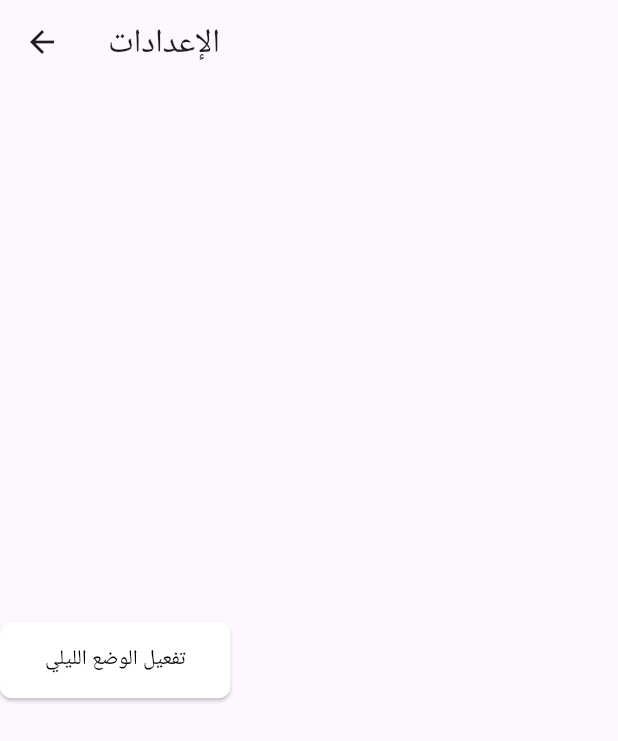
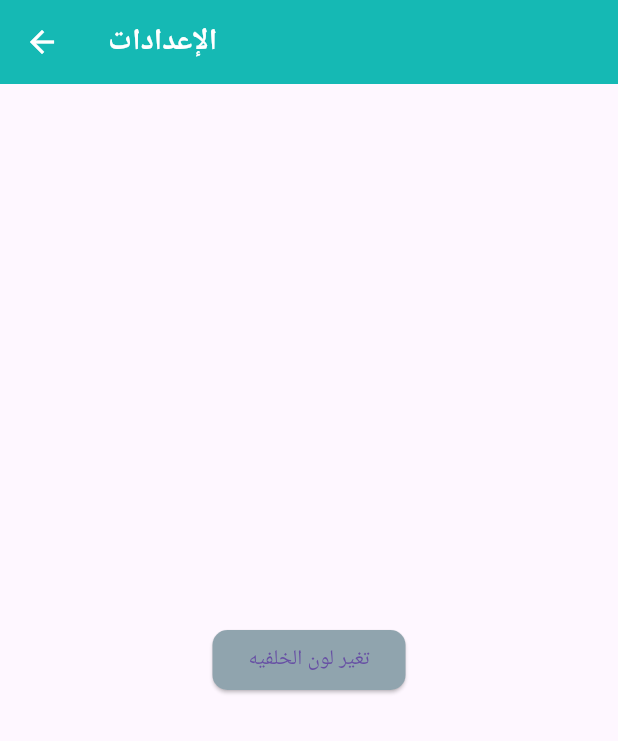
Before and after one commit to kamelbataineh/med_project_flutter2, a Flutter app: the screen it shows after launch, after a tap on the "menu" icon, after a tap on "الإعدادات", on a phone screen of 412 x 824 dp. Shown: the top 741 px of the screen. Run offline on Flutter 3.47's test engine with Material 3 defaults, Android fonts, the light colour scheme and no system bars; our stand-ins replace curved_navigation_bar, get, get_storage, introduction_screen, lottie; missing offline and left inert: curved_bottom_navigation_bar; network calls fail.

Commit message:
1/1/2025

```diff
--- a/lib/Class_Favorites.dart
+++ b/lib/Class_Favorites.dart
@@ -1,4 +1,8 @@
 import 'package:flutter/material.dart';
+import 'package:get/get.dart';
+import 'package:get/get_common/get_reset.dart';
+import 'package:get/get_core/src/get_main.dart';
+import 'package:get_storage/get_storage.dart';
 import 'Class_Favorites.dart';
 import 'Class_Favorites.dart';
 import 'user/Screen_cities_user.dart';
@@ -20,6 +24,7 @@ class FavoritClass {
 }
 
 FavoritClass itemfavorit = FavoritClass([]);
+
 ///////////////////////////
 ///////////////////////////
 ///////////////////////////
@@ -31,14 +36,16 @@ class AddHous {
   String name;
   String typename;
   String cityname;
-  String images ;
+  String images;
+
   String phone;
   String map;
   double price;
 
-  AddHous(this.price,this.name, this.images, this.phone, this.cityname, this.map,
-      this.typename);
+  AddHous(this.price, this.name, this.images, this.phone, this.cityname,
+      this.map, this.typename);
 }
+
 ///////////////////////////
 ///////////////////////////
 ///////////////////////////
@@ -51,14 +58,41 @@ class irbidClass {
 }
 
 irbidClass itemhous = irbidClass([
+  AddHous(
+      140,
+      "Home1",
+      'https://i.pinimg.com/236x/e2/03/b4/e203b442e640f751c9cdd744261b786d.jpg',
+      "077777777",
+      "Husing",
+      "amman",
+      "Students"),
+  AddHous(120, "Home2", '', "077777777", "Husing", "amman", "Students"),
+  AddHous(
+      200,
+      "Home3",
+      'https://i.pinimg.com/236x/e2/03/b4/e203b442e640f751c9cdd744261b786d.jpg',
+      "077777777",
+      "Husing",
+      "amman",
+      "Students"),
+  AddHous(
+      300,
+      "Home4",
+      'https://i.pinimg.com/236x/e2/03/b4/e203b442e640f751c9cdd744261b786d.jpg',
+      "077777777",
+      "Husing",
+      "amman",
+      "Students"),
+  AddHous(
+      150,
+      "Home5",
+      'https://i.pinimg.com/236x/e2/03/b4/e203b442e640f751c9cdd744261b786d.jpg',
+      "077777777",
+      "Husing",
+      "amman",
+      "Students"),
+]);
 
-  AddHous(140,"Home1",'https://i.pinimg.com/236x/e2/03/b4/e203b442e640f751c9cdd744261b786d.jpg', "077777777", "Husing", "amman", "Students"),
-  AddHous(120,"Home2",'', "077777777", "Husing", "amman", "Students"),
-  AddHous(200,"Home3",'https://i.pinimg.com/236x/e2/03/b4/e203b442e640f751c9cdd744261b786d.jpg', "077777777", "Husing", "amman", "Students"),
-  AddHous(300,"Home4",'https://i.pinimg.com/236x/e2/03/b4/e203b442e640f751c9cdd744261b786d.jpg', "077777777", "Husing", "amman", "Students"),
-  AddHous(150,"Home5",'https://i.pinimg.com/236x/e2/03/b4/e203b442e640f751c9cdd744261b786d.jpg', "077777777", "Husing", "amman", "Students"),
-
-]);
 ////////////////////////////////
 ////////////////////////////////
 ////////////////////////////////
@@ -73,3 +107,124 @@ class HousingClass {
     required this.availabilityDate,
   });
 }
+
+//////////////////////
+//////////////////////
+//////////////////////
+//////////////////////
+
+
+
+
+
+
+class ThemeService {
+  final lightTheme = ThemeData.light().copyWith(
+    primaryColor: Colors.blueGrey.shade300,
+    appBarTheme: const AppBarTheme(
+      backgroundColor: Colors.blueGrey,
+      iconTheme: IconThemeData(color: Colors.white),
+      titleTextStyle: TextStyle(
+        color: Colors.white,
+        fontSize: 20,
+        fontWeight: FontWeight.bold,
+      ),
+    ),
+    dividerColor: Colors.black12,
+    elevatedButtonTheme: ElevatedButtonThemeData(
+      style: ElevatedButton.styleFrom(
+        backgroundColor: Colors.blueGrey.shade300,
+        shape: RoundedRectangleBorder(
+          borderRadius: BorderRadius.circular(10),
+        ),
+      ),
+    ),
+  );
+
+  final darkTheme = ThemeData.dark().copyWith(
+    primaryColor: Colors.blue,
+    appBarTheme: const AppBarTheme(
+      backgroundColor: Colors.black,
+      iconTheme: IconThemeData(color: Colors.white),
+      titleTextStyle: TextStyle(
+        color: Colors.white,
+        fontSize: 20,
+        fontWeight: FontWeight.bold,
+      ),
+    ),
+    dividerColor: Colors.white54,
+    elevatedButtonTheme: ElevatedButtonThemeData(
+      style: ElevatedButton.styleFrom(
+        backgroundColor: Colors.blue.shade800,
+        shape: RoundedRectangleBorder(
+          borderRadius: BorderRadius.circular(10),
+        ),
+      ),
+    ),
+  );
+
+  final _getStorage = GetStorage();
+  final _darkThemeKey = 'isDarkTheme';
+
+  void saveThemeData(bool isDarkTheme) {
+    _getStorage.write(_darkThemeKey, isDarkTheme);
+  }
+
+  bool isSavedDarkMode() {
+    return _getStorage.read(_darkThemeKey) ?? false;
+  }
+
+  ThemeMode getThemeMode() {
+    return isSavedDarkMode() ? ThemeMode.dark : ThemeMode.light;
+  }
+
+  void changeTheme() {
+    bool isDark = isSavedDarkMode();
+    Get.changeThemeMode(isDark ? ThemeMode.light : ThemeMode.dark);
+    saveThemeData(!isDark);
+  }
+}
+//
+// class ThemeSerrvice{
+//   final lightTeme= ThemeData.light().copyWith(
+//     primaryColor: Colors.blueGrey.shade300,
+//     appBarTheme: const AppBarTheme(),
+//     dividerColor: Colors.black12,
+//   );
+//
+//   final darkTeme= ThemeData.dark().copyWith(
+//     primaryColor: Colors.blue,
+//     appBarTheme: const AppBarTheme(),
+//     dividerColor: Colors.white54,
+//   );
+// final _getStorage=GetStorage();
+// final _darkThemeKey='isDarkTheme';
+//
+// void saveThemeData(bool isDarkTheme)
+// {
+//  _getStorage.write(_darkThemeKey,isDarkTheme);
+// }
+//
+//
+// bool isSaveDartMode()
+//   {
+//   return _getStorage.read(_darkThemeKey) ?? false;
+//   }
+//
+//   ThemeMode getThemeMode()
+//   {
+//   return isSaveDartMode() ? ThemeMode.light:ThemeMode.dark;
+//   }
+//
+//
+//   void changeTheme(){
+//   Get.changeThemeMode(isSaveDartMode()?ThemeMode.light:ThemeMode.dark);
+//   saveThemeData(!isSaveDartMode());
+//   }
+// }
+///////////////////////
+///////////////////////
+///////////////////////
+///////////////////////
+///////////////////////
+///////////////////////
--- a/lib/Screen_setting.dart
+++ b/lib/Screen_setting.dart
@@ -1,36 +1,26 @@
 import 'package:flutter/material.dart';
+import 'package:med_project_flutter2/Class_Favorites.dart';
 
 class ScreenSetting extends StatelessWidget {
-  final Function(bool) onThemeChanged;
-  const ScreenSetting({super.key, required this.onThemeChanged});
-
   @override
   Widget build(BuildContext context) {
-    bool isDarkMode = Theme.of(context).brightness == Brightness.dark;
-
     return Scaffold(
       appBar: AppBar(
+        backgroundColor: Color(0xFF15b9b4),
         title: Text('الإعدادات'),
       ),
-      body: Column(
+      body: Center(
+        child: Column(
           mainAxisAlignment: MainAxisAlignment.center,
           children: [
             ElevatedButton(
               onPressed: () {
-              onThemeChanged(!isDarkMode);  // Toggle the theme
+          ThemeService().changeTheme();
               },
-            style: ElevatedButton.styleFrom(
-              backgroundColor: isDarkMode ? Colors.black : Colors.white,
-              padding: EdgeInsets.symmetric(vertical: 15, horizontal: 30),
-            ),
-            child: Text(
-              isDarkMode ? 'تفعيل الوضع النهاري' : 'تفعيل الوضع الليلي',
-              style: TextStyle(
-                color: isDarkMode ? Colors.white : Colors.black,
-              ),
-            ),
+              child: Text("تغير لون الخلفيه"),
             ),
           ],
+        ),
       ),
     );
   }
--- a/lib/main.dart
+++ b/lib/main.dart
@@ -1,5 +1,7 @@
 import 'package:flutter/material.dart';
+import 'package:get/get_navigation/src/root/get_material_app.dart';
 import 'package:med_project_flutter2/City_Housing.dart';
+import 'package:med_project_flutter2/Class_Favorites.dart';
 import 'package:med_project_flutter2/user/Screen_cities_user.dart';
 import 'package:med_project_flutter2/rented/Screen_login_rented.dart';
 import 'package:med_project_flutter2/city/U.irbed.dart';
@@ -19,7 +21,7 @@ class MyApp extends StatelessWidget {
 
   @override
   Widget build(BuildContext context) {
-    return MaterialApp(
+    return GetMaterialApp(
       debugShowCheckedModeBanner: false,
       initialRoute: route_ScreenCitiesRented,
       onGenerateRoute: RouteClass.generator,
@@ -31,55 +33,71 @@ class MyApp extends StatelessWidget {
       //////////////////////////////////
       //////////////////////////////////
       //////////////////////////////////
-darkTheme:ThemeData.light(),
-      theme: ThemeData(
-        textTheme: TextTheme(
-          bodySmall: TextStyle(
-              fontSize: 13, color: Colors.black, fontWeight: FontWeight.bold),
-          bodyMedium: TextStyle(fontSize: 20, color: Colors.black),
-          bodyLarge: TextStyle(fontSize: 25, color: Colors.black),
-        ),
-        //////////////////////////////////
-        //////////////////////////////////
-        //////////////////////////////////
-        //////////////////////////////////
-        //////////////////////////////////
-        //////////////////////////////////
-        //////////////////////////////////
-        elevatedButtonTheme: ElevatedButtonThemeData(
-            style: ElevatedButton.styleFrom(
-          backgroundColor: const Color(0xFF15b9b4),
-          padding: const EdgeInsets.symmetric(vertical: 10),
-          shape: RoundedRectangleBorder(
-            borderRadius: BorderRadius.circular(8),
-          ),
-        )),
-        inputDecorationTheme: InputDecorationTheme(
-          hintStyle: TextStyle(fontSize: 10, color: Colors.black),
-          filled: true,
-          fillColor: Colors.grey[200],
-          labelStyle: TextStyle(fontSize: 15),
-          border: OutlineInputBorder(
-              borderRadius: BorderRadius.circular(10),
-              borderSide: BorderSide(color: Colors.red,)),
-          contentPadding: EdgeInsets.symmetric(vertical: 10, horizontal: 15),
-          focusedBorder: OutlineInputBorder(
-            borderRadius: BorderRadius.circular(8),
-            borderSide: BorderSide(color: Color(0xFF15b9b4), width: 2), // border عند التركيز
-          ),
-          enabledBorder: OutlineInputBorder(
-            borderRadius: BorderRadius.circular(8),
-            borderSide: BorderSide(color: Colors.grey.shade300, width: 2), // border عند التمكين
-          ),
-        ),
+        theme: ThemeService().lightTheme,
+    darkTheme: ThemeService().darkTheme,
+    themeMode: ThemeService().getThemeMode()
 
-        bottomNavigationBarTheme: BottomNavigationBarThemeData(
-          backgroundColor: Colors.green,
-          selectedItemColor: Colors.white,
-          unselectedItemColor: Colors.grey,
-        ),
-        ),
 
+
+
+
+
+
+
+
+
+
+
+
+  //     theme:
+  //     ThemeData(
+  //       textTheme: TextTheme(
+  //         bodySmall: TextStyle(
+  //             fontSize: 13, color: Colors.black, fontWeight: FontWeight.bold),
+  //         bodyMedium: TextStyle(fontSize: 20, color: Colors.black),
+  //         bodyLarge: TextStyle(fontSize: 25, color: Colors.black),
+  //       ),
+  //       //////////////////////////////////
+  //       //////////////////////////////////
+  //       //////////////////////////////////
+  //       //////////////////////////////////
+  //       //////////////////////////////////
+  //       //////////////////////////////////
+  //       //////////////////////////////////
+  //       elevatedButtonTheme: ElevatedButtonThemeData(
+  //           style: ElevatedButton.styleFrom(
+  //         backgroundColor: const Color(0xFF15b9b4),
+  //         padding: const EdgeInsets.symmetric(vertical: 10),
+  //         shape: RoundedRectangleBorder(
+  //           borderRadius: BorderRadius.circular(8),
+  //         ),
+  //       )),
+  //       inputDecorationTheme: InputDecorationTheme(
+  //         hintStyle: TextStyle(fontSize: 10, color: Colors.black),
+  //         filled: true,
+  //         fillColor: Colors.grey[200],
+  //         labelStyle: TextStyle(fontSize: 15),
+  //         border: OutlineInputBorder(
+  //             borderRadius: BorderRadius.circular(10),
+  //             borderSide: BorderSide(color: Colors.red,)),
+  //         contentPadding: EdgeInsets.symmetric(vertical: 10, horizontal: 15),
+  //         focusedBorder: OutlineInputBorder(
+  //           borderRadius: BorderRadius.circular(8),
+  //           borderSide: BorderSide(color: Color(0xFF15b9b4), width: 2), // border عند التركيز
+  //         ),
+  //         enabledBorder: OutlineInputBorder(
+  //           borderRadius: BorderRadius.circular(8),
+  //           borderSide: BorderSide(color: Colors.grey.shade300, width: 2), // border عند التمكين
+  //         ),
+  //       ),
+  //
+  //       bottomNavigationBarTheme: BottomNavigationBarThemeData(
+  //         backgroundColor: Colors.green,
+  //         selectedItemColor: Colors.white,
+  //         unselectedItemColor: Colors.grey,
+  //       ),
+  //       ),
+  //
     );
 
   }
--- a/lib/rented/Screen_cities_rented.dart
+++ b/lib/rented/Screen_cities_rented.dart
@@ -455,7 +455,7 @@ class _HomeState extends State<ScreenCitiesRented> {
 
             case "الإعدادات":
             Navigator.of(context).push(MaterialPageRoute(
-            builder: (context) => ScreenSetting(  onThemeChanged: (bool ) {  },),
+            builder: (context) => ScreenSetting(),
             ));
               break;
 
--- a/lib/user/Screen_cities_user.dart
+++ b/lib/user/Screen_cities_user.dart
@@ -420,9 +420,9 @@ class _HomeState extends State<ScreenCitiesUser> {
               break;
 
             case "الإعدادات":
-              // Navigator.of(context).push(MaterialPageRoute(
-              // builder: (context) => SettingsPage(),
-              // ));
+              Navigator.of(context).push(MaterialPageRoute(
+              builder: (context) =>ScreenSetting(),
+              ));
               break;
 
             case "دعم فني":
--- a/pubspec.yaml
+++ b/pubspec.yaml
@@ -39,7 +39,8 @@ dependencies:
   curved_bottom_navigation_bar: ^0.0.8
   curved_navigation_bar: ^1.0.3
   bottom_bar_with_sheet: ^2.4.0
-
+  get_storage: ^2.1.1
+  get: ^4.6.1
 dev_dependencies:
   flutter_test:
     sdk: flutter
```
Also changed, not shown: pubspec.lock, 1 other file. Lines whose indentation alone changed are shown as unchanged.
